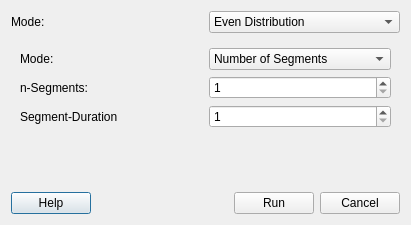
Qt form qt_ui/DialogAutoSegmentation.ui (FilmColors/VIAN) before a commit.
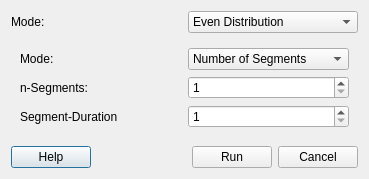
The same form after that commit.

What changed in the file:
```diff
--- a/qt_ui/DialogAutoSegmentation.ui
+++ b/qt_ui/DialogAutoSegmentation.ui
@@ -6,8 +6,8 @@
    <rect>
     <x>0</x>
     <y>0</y>
-    <width>411</width>
-    <height>225</height>
+    <width>369</width>
+    <height>179</height>
    </rect>
   </property>
   <property name="windowTitle">
```
